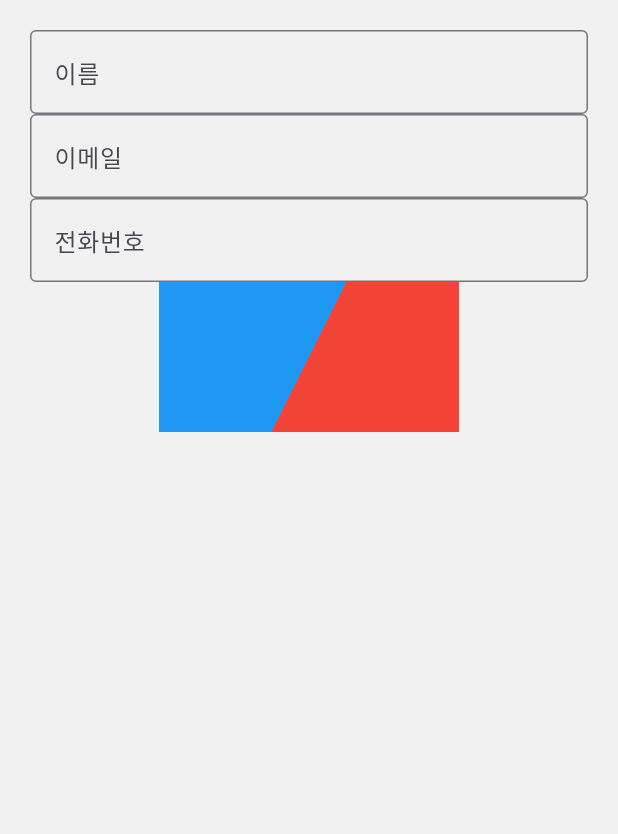
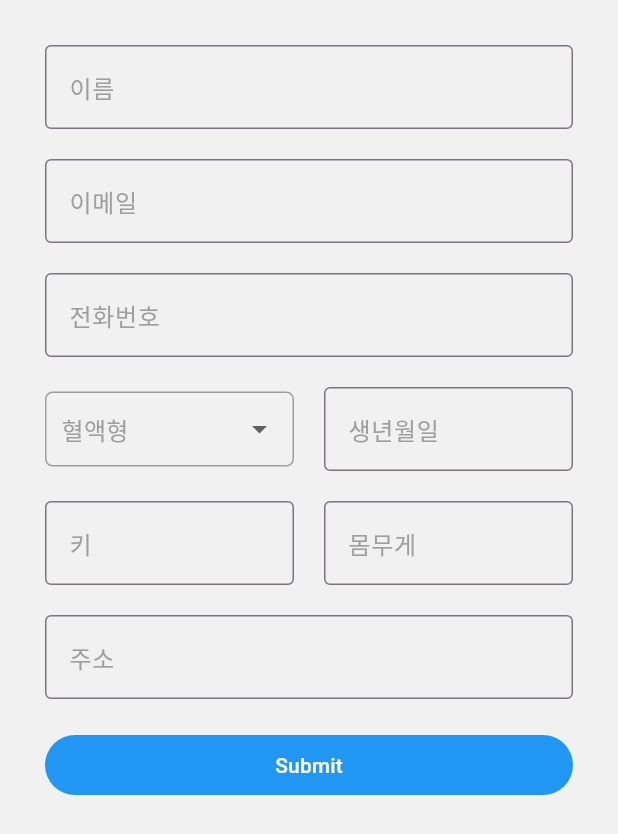
Before and after one commit to teamPKLL/pro_max_ject, a Flutter app: the MyProfileBodyWidget widget shown alone on an empty page, opened directly, on a phone screen of 412 x 824 dp. Shown: the top 834 px of the screen. Run offline on Flutter 3.47's test engine with Material 3 defaults, Android fonts, the phone set to English and light mode, and no system bars; our stand-ins replace firebase_core; missing offline and left inert: kakao_flutter_sdk; accounts and stored records are empty.

Commit message:
프로필 설정 화면 구현

```diff
--- a/lib/myProfile.dart
+++ b/lib/myProfile.dart
@@ -1,3 +1,5 @@
+import 'dart:ui';
+
 import 'package:flutter/material.dart';
 import 'package:firebase_core/firebase_core.dart';
 import 'firebase_options.dart';
@@ -16,7 +18,14 @@ class MyPage extends StatelessWidget {
   Widget build(BuildContext context) {
     return MaterialApp(
       home: Scaffold(
-        appBar: AppBar( title: Center(child: Text('프로필')),),
+        appBar: AppBar(
+          title: Center(child: Text('프로필',
+            style: TextStyle(
+              fontWeight: FontWeight.w600,
+            ),
+          )),
+          backgroundColor: const Color(0xFFF0F1F0),
+        ),
         body: MyProfileBodyWidget(),
       )
     );
@@ -34,35 +43,92 @@ class MyProfileBodyWidget extends StatelessWidget {
       padding: EdgeInsets.all(20),
       child: Column(
         children: [
-          TextField(
-            decoration: InputDecoration(
-              border: OutlineInputBorder(),
-              labelText: "이름",
+          InputBox(labelText: '이름'),
+          InputBox(labelText: '이메일'),
+          InputBox(labelText: '전화번호'),
+          Row(
+            children: [
+              Expanded(child: SelectBox()),
+              Expanded(child: InputBox(labelText: '생년월일',))
+            ],
+          ),
+          RowInputBox(labelText1: '키', labelText2: '몸무게', gap: 20),
+          InputBox(labelText: '주소'),
+          Container(
+            margin: EdgeInsets.all(10),
+            child: Row(
+              children: [
+                Expanded(
+                  child: TextButton(
+                    onPressed: (){},
+                    child: Text('Submit',
+                      style: TextStyle(
+                        color: Colors.white,
+                      ),
+                    ),
+                    style: TextButton.styleFrom(
+                      backgroundColor: Colors.blue,
+
+                    ),
+                  ),
+                ),
+              ],
             ),
           ),
-          TextField(
-            decoration: InputDecoration(
-              border: OutlineInputBorder(),
-              labelText: "이메일",
-            ),
+        ],
+
+      ),
+    );
+  }
+}
+
+class InputBox extends StatelessWidget {
+  final String labelText;
+  const InputBox({super.key, required this.labelText});
+
+  @override
+  Widget build(BuildContext context) {
+    return Container(
+
+      margin: EdgeInsets.all(10),
+      child: TextField(
+        decoration: InputDecoration(
+          border: OutlineInputBorder(),
+          focusedBorder: OutlineInputBorder(
+            borderSide: BorderSide(color: Colors.blue, width: 2.0), // 포커스 시 보더 색상
           ),
-          TextField(
-            decoration: InputDecoration(
-              border: OutlineInputBorder(),
-              labelText: "전화번호",
-            ),
+          labelText: labelText,
+          labelStyle: TextStyle(color: Colors.grey),
+          focusColor: Colors.blue,
+        ),
+        cursorColor: Colors.black,
+      ),
+    );
+  }
+}
+
+class RowInputBox extends StatelessWidget {
+  final String labelText1;
+  final String labelText2;
+  final double gap;
+  const RowInputBox({
+    super.key,
+    required this.labelText1,
+    required this.labelText2,
+    required this.gap,
+  });
+
+  @override
+  Widget build(BuildContext context) {
+    return Container(
+      child: Row(
+        children: [
+          Expanded(
+            child: InputBox(labelText: '키')
           ),
-          Container(
-            width: 200,
-            height: 100,
-            decoration: BoxDecoration(
-              gradient: LinearGradient(
-                colors: [Colors.blue, Colors.red],
-                stops: [0.5, 0.5],
-                begin: Alignment.topLeft,
-                end: Alignment.bottomRight,
-              ),
-            ),
+          // SizedBox(width: gap), // TextField 사이의 간격
+          Expanded(
+            child: InputBox(labelText: '몸무게')
           ),
         ],
       ),
@@ -70,11 +136,45 @@ class MyProfileBodyWidget extends StatelessWidget {
   }
 }
 
-class Input extends StatelessWidget {
-  const Input({super.key});
+class SelectBox extends StatefulWidget {
+  const SelectBox({super.key});
 
   @override
+  State<SelectBox> createState() => _SelectBoxState();
+}
+
+class _SelectBoxState extends State<SelectBox> {
+  final _bloodType = ['A', 'B', 'O', 'AB'];
+  String? _selectedType;
+  @override
   Widget build(BuildContext context) {
-    return const Placeholder();
+    return Container(
+      margin: EdgeInsets.all(10),
+      padding: EdgeInsets.fromLTRB(10, 0, 10, 0),
+      decoration: BoxDecoration(
+        border: Border.all(color: Colors.grey), // 테두리 색상
+        borderRadius: BorderRadius.circular(5), // 둥근 모서리
+      ),
+      child: DropdownButtonHideUnderline(
+        child: DropdownButton(
+          hint: Text('혈액형',
+            style: TextStyle(
+              color: Colors.grey,
+            ),
+          ),
+          items: _bloodType.map((e) =>
+            DropdownMenuItem(
+              value: e,
+              child: Text(e)
+            )
+          ).toList(),
+          onChanged: (String? newValue) {
+            setState(() {
+              _selectedType = newValue!;
+            });
+          }
+        ),
+      ),
+    );
   }
 }
```
Also changed, not shown: pubspec.lock.
